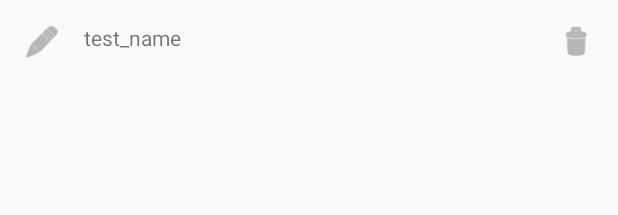
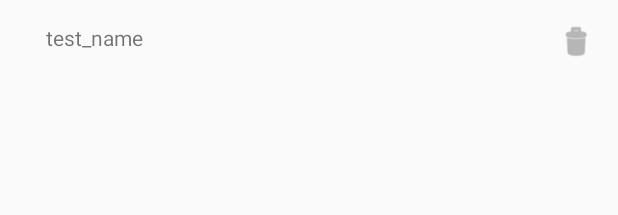
Before and after one commit to OliviaDilan/mobileAppManager, an Android app: the layout item_list.xml on its own in the app's theme, with its tools: preview values and no code run, on a phone screen of 412 x 824 dp. Shown: the top 215 px of the screen. Run offline under Robolectric (Android 15) with nearby library versions, the phone set to English and light mode, and no system bars.

Commit message:
TaskManager fix

```diff
--- a/app/src/main/java/ru/rache/mobileappmanager/MainActivity.kt
+++ b/app/src/main/java/ru/rache/mobileappmanager/MainActivity.kt
@@ -46,7 +46,6 @@ class MainActivity : AppCompatActivity() {
         setSupportActionBar(toolbar)
 
         // Floating Action Button
-
         val fab: FloatingActionButton = findViewById(R.id.fab)
         fab.setOnClickListener {
             var intent: Intent = Intent(this, TaskManager::class.java)
--- a/app/src/main/res/layout/app_bar_main.xml
+++ b/app/src/main/res/layout/app_bar_main.xml
@@ -28,6 +28,8 @@
         android:layout_height="wrap_content"
         android:layout_gravity="bottom|end"
         android:layout_margin="@dimen/fab_margin"
-        app:srcCompat="@android:drawable/ic_input_add" />
+        android:tint="#FFFFFF"
+        app:srcCompat="@android:drawable/ic_input_add"
+        />
 
 </androidx.coordinatorlayout.widget.CoordinatorLayout>
--- a/app/src/main/res/layout/fragment_task_remaining.xml
+++ b/app/src/main/res/layout/fragment_task_remaining.xml
@@ -9,4 +9,5 @@
             android:id="@+id/taskRemaining_list"
             android:layout_width="wrap_content"
             android:layout_height="wrap_content"/>
+
 </FrameLayout>
--- a/app/src/main/res/layout/item_list.xml
+++ b/app/src/main/res/layout/item_list.xml
@@ -1,24 +1,18 @@
 <?xml version="1.0" encoding="utf-8"?>
 <RelativeLayout
+    android:id="@+id/taskItem"
     xmlns:android="http://schemas.android.com/apk/res/android"
     android:layout_width="match_parent"
     android:layout_height="wrap_content"
-    android:padding="15dp">
-
-    <ImageView
-        android:id="@+id/itemTaskImgEdit"
-        android:layout_width="25dp"
-        android:layout_height="25dp"
-        android:src="@android:drawable/ic_menu_edit"
-        android:tint="#898989"/>
+    android:padding="15dp"
+    style="@style/Widget.AppCompat.Button.Borderless">
 
     <TextView
         android:id="@+id/itemTaskTxt"
         android:layout_width="wrap_content"
         android:layout_height="wrap_content"
         android:text="test_name"
-        android:layout_toEndOf="@id/itemTaskImgEdit"
-        android:layout_marginLeft="15dp"/>
+        android:layout_marginStart="15dp"/>
 
     <ImageView
         android:id="@+id/itemTaskImgDelete"
@@ -27,7 +21,5 @@
         android:src="@android:drawable/ic_menu_delete"
         android:tint="#898989"
         android:layout_alignParentEnd="true"
-        android:layout_alignParentRight="true"
         android:layout_centerVertical="true"/>
-
 </RelativeLayout>
```
Also changed, not shown: app/src/main/java/ru/rache/mobileappmanager/ui/home/FragmentTaskRemaining.kt (+4 -3 lines), app/src/main/java/ru/rache/mobileappmanager/ui/home/TaskManager.kt (+5 -3 lines).
